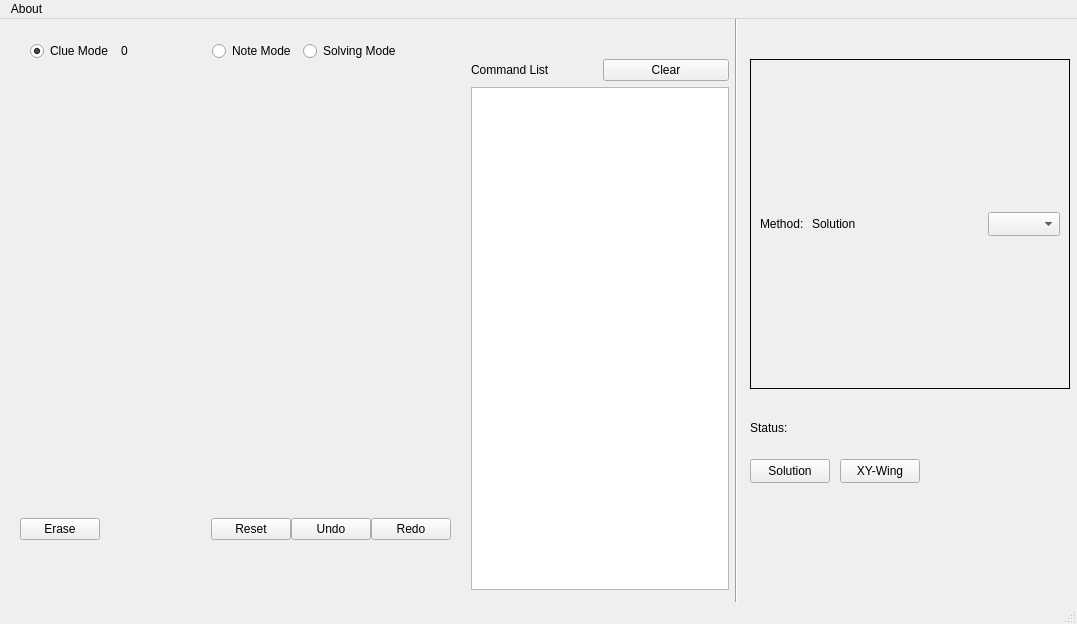
Qt form mainwindow.ui (oguzemrec/sudokuSolver) before a commit.
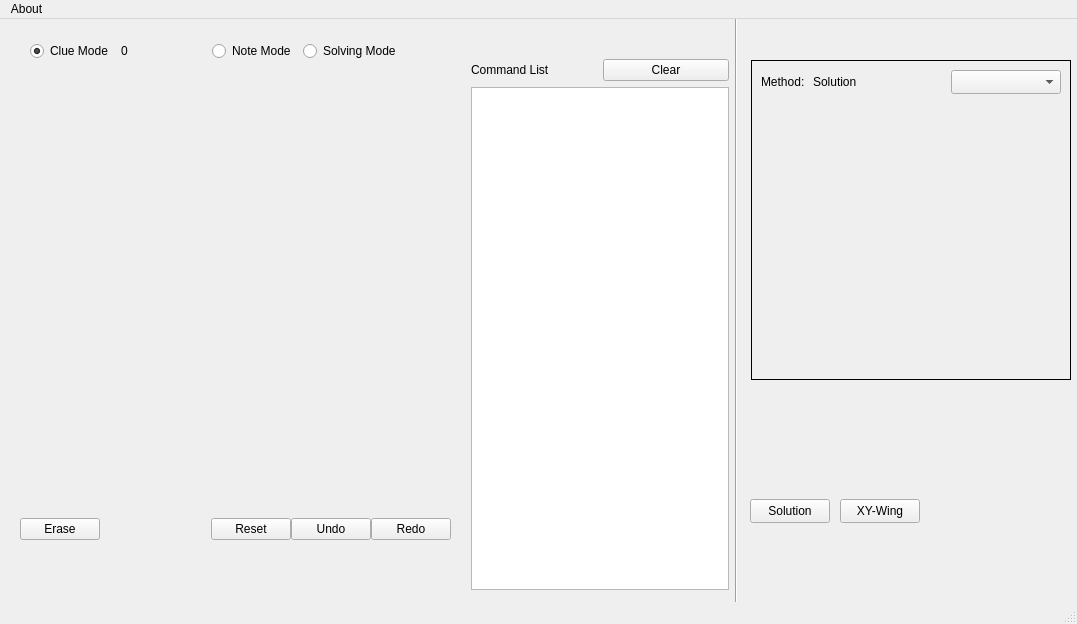
The same form after that commit.

```diff
--- a/mainwindow.ui
+++ b/mainwindow.ui
@@ -209,28 +209,22 @@
    <widget class="QFrame" name="verticalFrame">
     <property name="geometry">
      <rect>
-      <x>750</x>
-      <y>40</y>
+      <x>751</x>
+      <y>41</y>
       <width>320</width>
-      <height>330</height>
+      <height>320</height>
      </rect>
     </property>
     <property name="sizePolicy">
-     <sizepolicy hsizetype="Maximum" vsizetype="Maximum">
+     <sizepolicy hsizetype="Ignored" vsizetype="Maximum">
       <horstretch>0</horstretch>
       <verstretch>0</verstretch>
      </sizepolicy>
     </property>
     <property name="minimumSize">
      <size>
-      <width>320</width>
-      <height>330</height>
-     </size>
-    </property>
-    <property name="maximumSize">
-     <size>
-      <width>320</width>
-      <height>330</height>
+      <width>0</width>
+      <height>320</height>
      </size>
     </property>
     <property name="frameShape">
@@ -328,9 +322,15 @@
        </item>
        <item>
         <widget class="QComboBox" name="pageComboBox">
+         <property name="minimumSize">
+          <size>
+           <width>110</width>
+           <height>0</height>
+          </size>
+         </property>
          <property name="maximumSize">
           <size>
-           <width>100</width>
+           <width>120</width>
            <height>24</height>
           </size>
          </property>
@@ -338,13 +338,39 @@
        </item>
       </layout>
      </item>
+     <item>
+      <layout class="QHBoxLayout" name="horizontalLayout_5">
+       <property name="spacing">
+        <number>2</number>
+       </property>
+       <property name="leftMargin">
+        <number>11</number>
+       </property>
+       <property name="topMargin">
+        <number>0</number>
+       </property>
+       <property name="rightMargin">
+        <number>9</number>
+       </property>
+       <property name="bottomMargin">
+        <number>4</number>
+       </property>
+       <item>
+        <widget class="QLabel" name="labelInfo">
+         <property name="text">
+          <string/>
+         </property>
+        </widget>
+       </item>
+      </layout>
+     </item>
     </layout>
    </widget>
    <widget class="QPushButton" name="buttonSolution">
     <property name="geometry">
      <rect>
       <x>750</x>
-      <y>440</y>
+      <y>480</y>
       <width>80</width>
       <height>24</height>
      </rect>
@@ -372,43 +398,11 @@
      <enum>Qt::Vertical</enum>
     </property>
    </widget>
-   <widget class="QWidget" name="layoutWidget">
-    <property name="geometry">
-     <rect>
-      <x>750</x>
-      <y>400</y>
-      <width>291</width>
-      <height>18</height>
-     </rect>
-    </property>
-    <layout class="QHBoxLayout" name="horizontalLayout_3">
-     <item>
-      <widget class="QLabel" name="label_4">
-       <property name="maximumSize">
-        <size>
-         <width>45</width>
-         <height>16777215</height>
-        </size>
-       </property>
-       <property name="text">
-        <string>Status:</string>
-       </property>
-      </widget>
-     </item>
-     <item>
-      <widget class="QLabel" name="labelStatus">
-       <property name="text">
-        <string/>
-       </property>
-      </widget>
-     </item>
-    </layout>
-   </widget>
    <widget class="QPushButton" name="buttonXYWing">
     <property name="geometry">
      <rect>
       <x>840</x>
-      <y>440</y>
+      <y>480</y>
       <width>80</width>
       <height>24</height>
      </rect>
```
